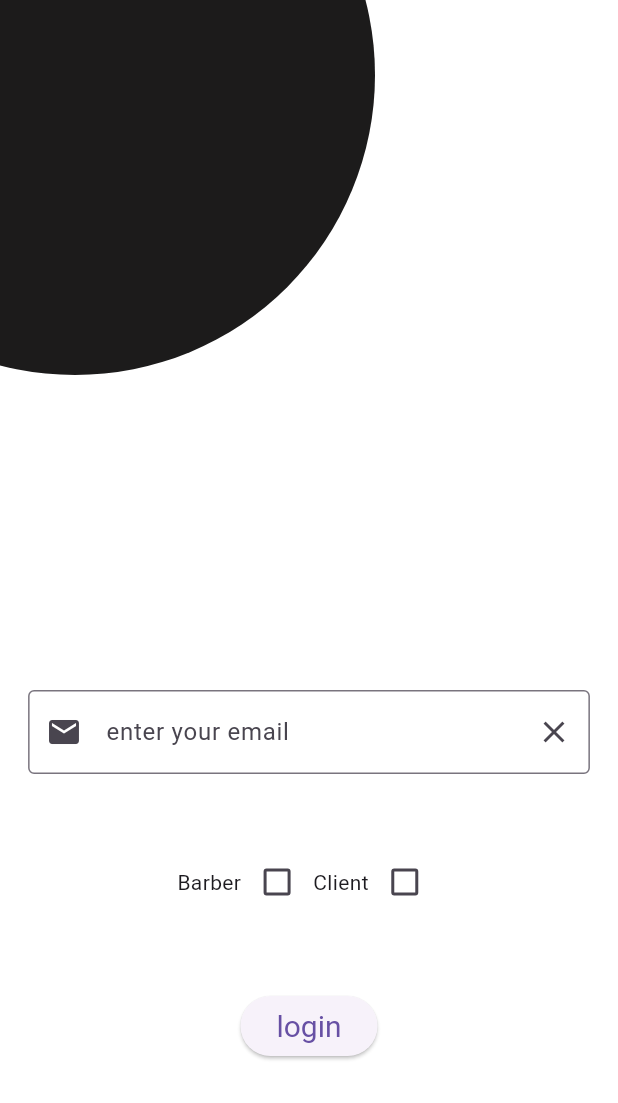
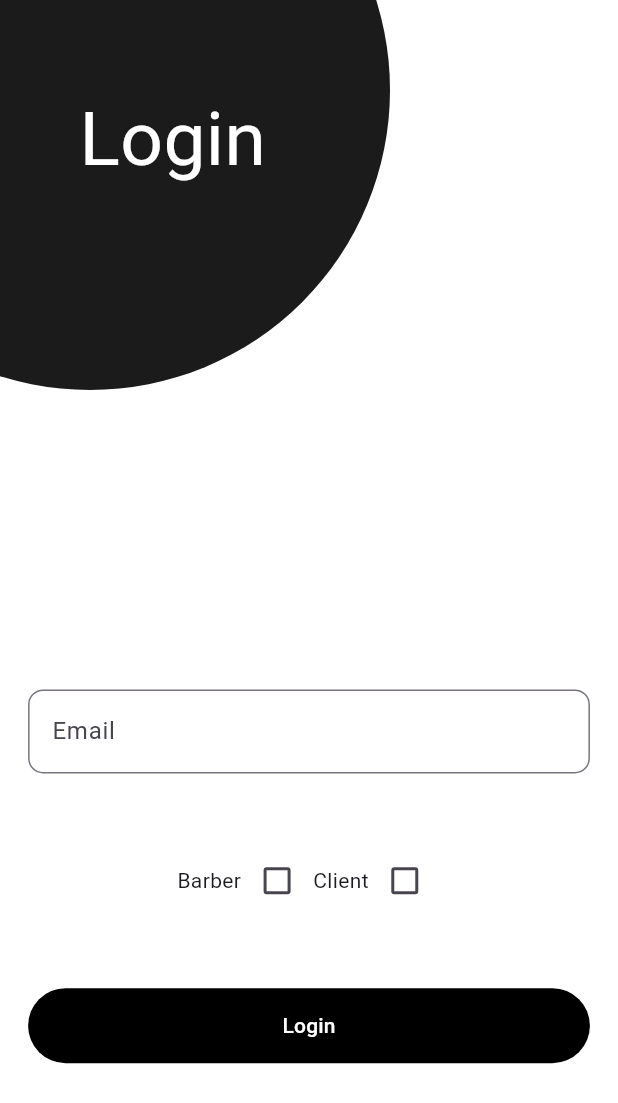
Before and after one commit to NEOFOXCOOL/barber-apps, a Flutter app: the screen it shows after launch, on a phone screen of 412 x 824 dp. Shown: the top 1103 px of the screen. Run offline on Flutter 3.47's test engine with Material 3 defaults, Android fonts, the phone set to English and light mode, and no system bars.

Commit message:
login login

```diff
--- a/lib/pages/auth/login.dart
+++ b/lib/pages/auth/login.dart
@@ -1,6 +1,7 @@
 import 'package:barberking/pages/component/appColors.dart';
 import 'package:flutter/cupertino.dart';
 import 'package:flutter/material.dart';
+import 'package:flutter/painting.dart';
 import 'package:flutter/services.dart';
 
 class Login extends StatefulWidget {
@@ -11,9 +12,6 @@ class Login extends StatefulWidget {
 }
 
 class _LoginState extends State<Login> {
-
-  final ButtonStyle styleButton =
-  ElevatedButton.styleFrom(textStyle: const TextStyle(fontSize: 20));
 
   late bool isBarber ;
   late bool isClient ;
@@ -39,16 +37,16 @@ class _LoginState extends State<Login> {
         children: [
           // party top of login page
           Positioned(
-            left: -150,top: -150,
+            left: -140,top: -140,
             child: Container(
             height: 400 ,
-            width: 400,
-            alignment: const FractionalOffset(0.2,2),
+            width: 400 ,
+            alignment: const FractionalOffset(0.7,0.6),
             decoration: const BoxDecoration(
                 shape: BoxShape.circle,
                 color: AppColors.loginComponentColors
             ),
-            child: Text("login".toUpperCase(),style: const TextStyle(color: AppColors.loginBackground,fontSize: 40)),
+            child: const Text("Login",style: const TextStyle(color: AppColors.loginBackground,fontSize: 50)),
           ),),
 
           //party bottom of login page
@@ -61,13 +59,12 @@ class _LoginState extends State<Login> {
 
                 mainAxisAlignment: MainAxisAlignment.spaceEvenly,
                 children: [
-                 const TextField(
+                 TextField(
                     decoration: InputDecoration(
-                      prefixIcon: Icon(Icons.mail),
-                      suffixIcon: Icon(Icons.clear),
-                      hintText: 'enter your email',
+                      labelText: 'Email',
                       border: OutlineInputBorder(
-                          borderSide: BorderSide(color: Colors.black)
+                          borderSide: const BorderSide(color: Colors.black),
+                        borderRadius: BorderRadius.circular(10),
                       ),
 
                     ),
@@ -85,13 +82,19 @@ class _LoginState extends State<Login> {
                       });}),
                     ],
                   ),
-                  ElevatedButton(
-                      style: styleButton,
-                      onPressed: (){
-                        setState(() {
-                          print("------login !!!! -------");
-                        });
-                      }, child: Text("login")),
+                  SizedBox(
+                    height: 50,width: MediaQuery.of(context).size.width,
+                    child: FilledButton(
+                      style: ButtonStyle(backgroundColor: WidgetStateColor.resolveWith((states) {
+                        if(states.contains(MaterialState.pressed)){
+                          return Colors.lightGreenAccent;
+                        }
+                        else{return Colors.black;}
+                      },),),
+                      onPressed: (){},
+                      child: const Text("Login"),
+                    ),
+                  ),
                   const SizedBox(height: 20,),
                 ],
               ),
```
